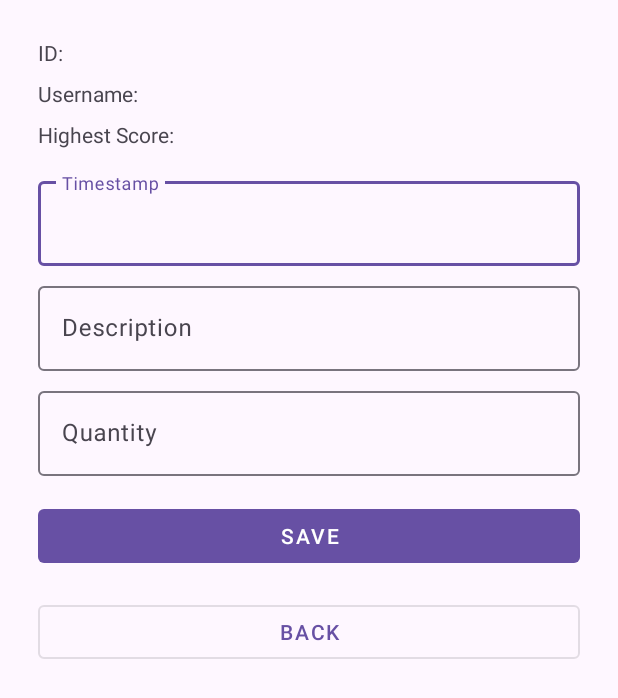
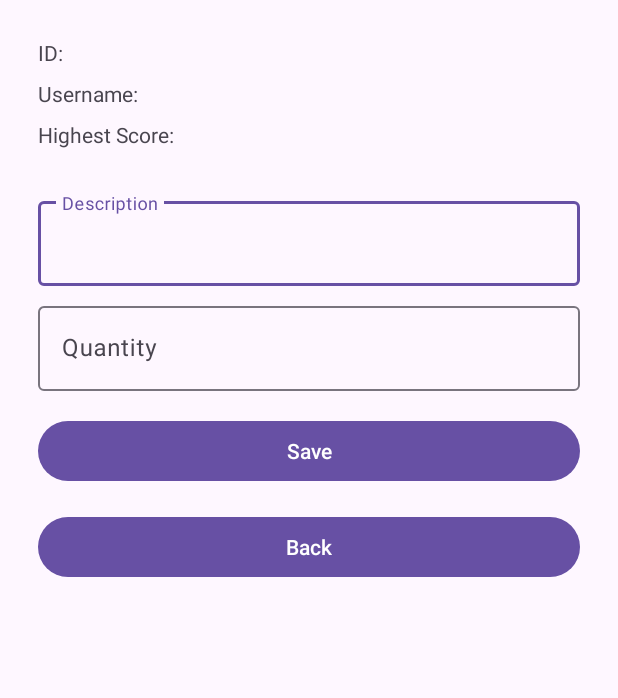
Before and after one commit to ducanhizme/SpaceCraft, an Android app: the DetailActivity screen opened directly, with no data from a screen before it, on a phone screen of 412 x 824 dp. Shown: the top 698 px of the screen. Run offline under Robolectric (Android 15) with nearby library versions, the phone set to English and light mode, and no system bars.

Commit message:
done app

```diff
--- a/app/src/main/java/com/example/spacecraft/activities/DetailActivity.java
+++ b/app/src/main/java/com/example/spacecraft/activities/DetailActivity.java
@@ -53,13 +53,13 @@ public class DetailActivity extends AppCompatActivity {
                 new FirebaseService().storeProfile(profile).addOnSuccessListener(new OnSuccessListener<Void>() {
                     @Override
                     public void onSuccess(Void unused) {
-                        Toast.makeText(DetailActivity.this, "Da luu", Toast.LENGTH_SHORT).show();
+                        Toast.makeText(DetailActivity.this, "Saved", Toast.LENGTH_SHORT).show();
                     }
                 });
             }catch(NullPointerException e){
-                Toast.makeText(this, "Hay dien day du", Toast.LENGTH_SHORT).show();
+                Toast.makeText(this, "Please provide full information", Toast.LENGTH_SHORT).show();
             }catch (Exception e){
-                Toast.makeText(this, "Da co loi xay ra", Toast.LENGTH_SHORT).show();
+                Toast.makeText(this, "Something went wrong", Toast.LENGTH_SHORT).show();
             }
 
         });
--- a/app/src/main/res/layout/activity_detail.xml
+++ b/app/src/main/res/layout/activity_detail.xml
@@ -45,7 +45,9 @@
             android:id="@+id/etTimestamp"
             android:layout_width="match_parent"
             android:layout_height="wrap_content"
-            android:inputType="number" />
+            android:inputType="number"
+            android:visibility="gone"
+            />
     </com.google.android.material.textfield.TextInputLayout>
 
     <com.google.android.material.textfield.TextInputLayout
@@ -78,7 +80,6 @@
             android:inputType="number" />
     </com.google.android.material.textfield.TextInputLayout>
     <com.google.android.material.button.MaterialButton
-        style="@style/Widget.MaterialComponents.Button.UnelevatedButton"
         android:id="@+id/btnSave"
         android:layout_width="match_parent"
         android:layout_height="wrap_content"
@@ -88,7 +89,6 @@
         app:layout_constraintStart_toStartOf="parent"
         app:layout_constraintEnd_toEndOf="parent" />
     <com.google.android.material.button.MaterialButton
-        style="@style/Widget.MaterialComponents.Button.OutlinedButton"
         android:id="@+id/btnBack"
         android:layout_width="match_parent"
         android:layout_height="wrap_content"
```
